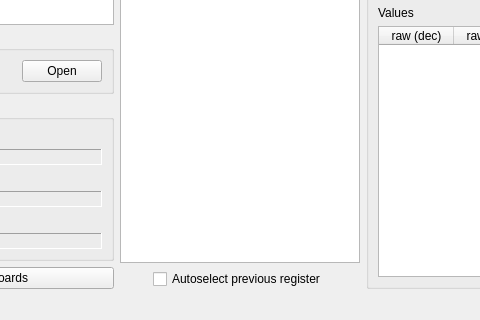
Before: the Qt Designer form QtHardMonForm.ui in ChimeraTK/QtHardMon, drawn with Qt 5; both pictures show x 135 to 615 and y 303 to 623 of the 1044 by 623 pixel window.
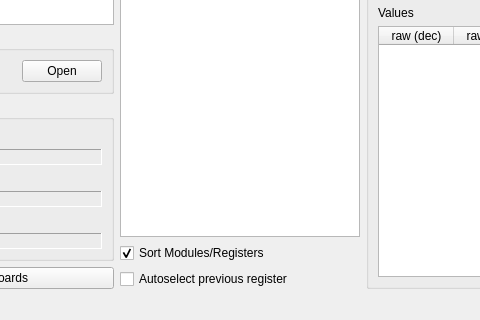
After: the same form once the commit is applied.

Commit message: Introduced checkbox to sort/'unsort' register list. (unsort: order in which the list is read in from the map file)

The edit to the form file:
```diff
--- a/QtHardMonForm.ui
+++ b/QtHardMonForm.ui
@@ -191,7 +191,23 @@
         </column>
        </widget>
       </item>
-      <item alignment="Qt::AlignHCenter|Qt::AlignBottom">
+      <item alignment="Qt::AlignLeft">
+       <widget class="QCheckBox" name="SortAscendingcheckBox">
+        <property name="focusPolicy">
+         <enum>Qt::StrongFocus</enum>
+        </property>
+        <property name="toolTip">
+         <string>Sort module/registers in Ascending order</string>
+        </property>
+        <property name="text">
+         <string>Sort Modules/Registers</string>
+        </property>
+        <property name="checked">
+         <bool>true</bool>
+        </property>
+       </widget>
+      </item>
+      <item alignment="Qt::AlignLeft|Qt::AlignBottom">
        <widget class="QCheckBox" name="autoselectPreviousRegisterCheckBox">
         <property name="toolTip">
          <string>Automatically select the previously selected register when reopening the device.</string>
```
Left out of the diff: 2 changed lines with no effect on the pictures. The commit also changes 2 other files.
